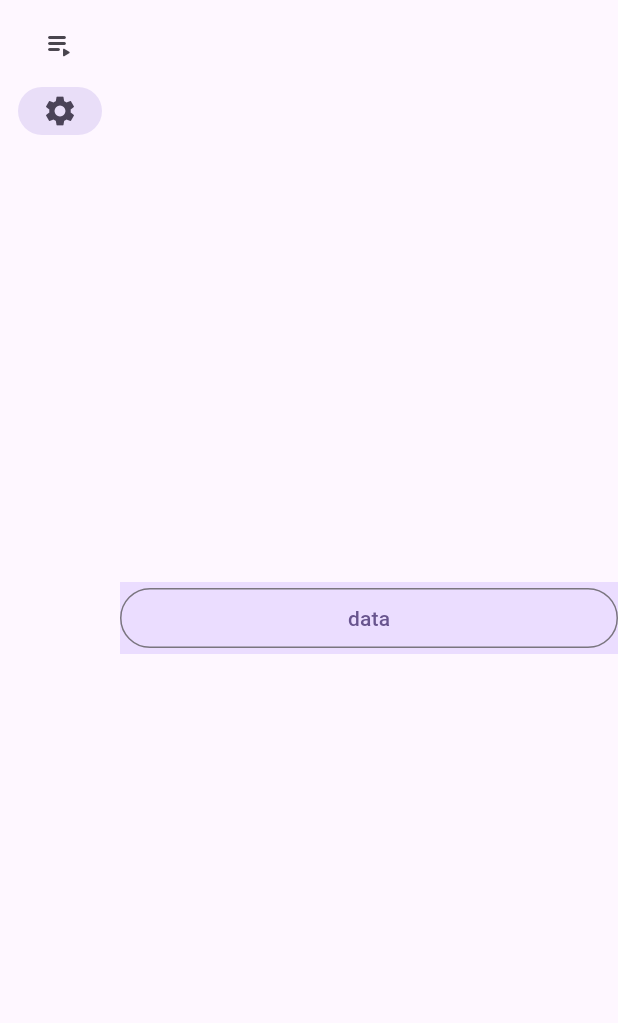
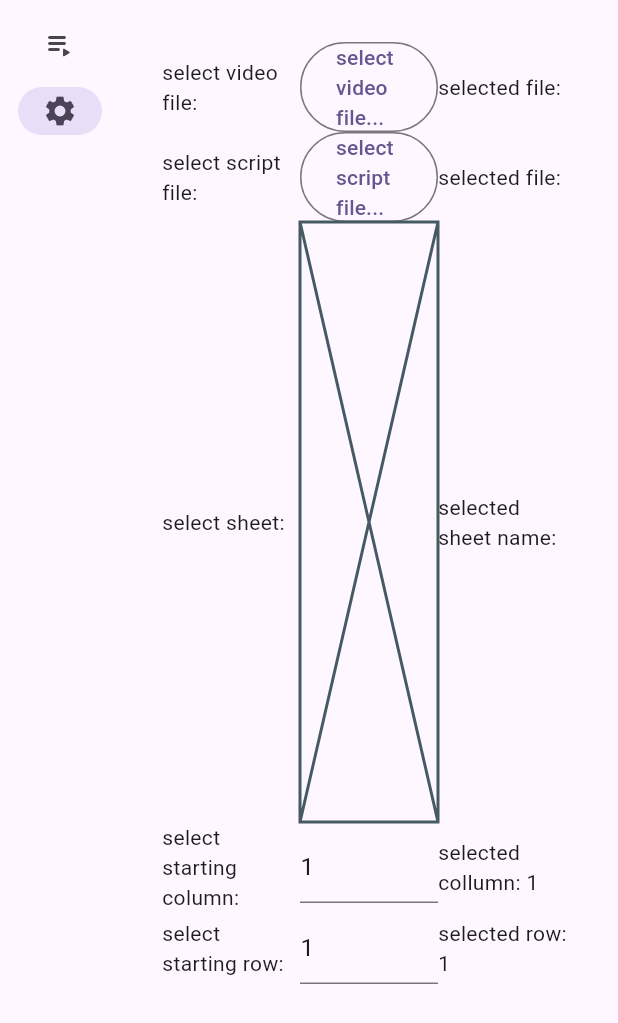
Before and after one commit to bartlomiejmajewicz/kaleido, a Flutter app: the MyHomePage screen opened directly, after a tap on "Favorites", on a phone screen of 412 x 824 dp. Shown: the top 1023 px of the screen. Run offline on Flutter 3.47's test engine with Material 3 defaults, Android fonts, the phone set to English and light mode, and no system bars; our stand-ins replace file_picker, numberpicker; missing offline and left inert: excel, media_kit, media_kit_video.

Commit message:
settings page in prog

```diff
--- a/lib/classes.dart
+++ b/lib/classes.dart
@@ -333,3 +333,14 @@ class ExcelFile extends SourceFile{
   }
 
 }
+
+
+
+
+class SettingsClass{
+  static int rowNumber = 1;
+  static int collNumber = 1;
+  static String sheetName = "";
+  static String VideoFilePath = "";
+  static String ScriptFilePath = "";
+}
--- a/lib/main.dart
+++ b/lib/main.dart
@@ -8,6 +8,8 @@ import 'package:flutter/services.dart';
 import 'package:media_kit/media_kit.dart';
 import 'package:media_kit_video/media_kit_video.dart';
 import 'package:script_editor/classes.dart';
+import 'package:script_editor/resizableWidget.dart';
+import 'package:numberpicker/numberpicker.dart';
 
 void main() {
   MediaKit.ensureInitialized();
@@ -26,11 +28,13 @@ class MyApp extends StatelessWidget {
         colorScheme: ColorScheme.fromSeed(seedColor: Colors.deepPurple),
         useMaterial3: true,
       ),
-      //home: MyHomePage(),
-      home: ScriptPage(title: "script editor"),
+      home: MyHomePage(),
+      //home: ScriptPage(title: "script editor"),
+      //home: SettingsPage()
     );
   }
 }
+
 
 class ScriptPage extends StatefulWidget {
   const ScriptPage({super.key, required this.title});
@@ -698,6 +702,126 @@ Future<void> _showPickerDialogCancelled(String whichFile) async {
 }
 
 
+
+class SettingsPage extends StatefulWidget {
+
+  @override
+  State<SettingsPage> createState() => _SettingsPageState();
+
+}
+
+class _SettingsPageState extends State<SettingsPage> {
+
+  @override
+  Widget build(BuildContext context) {
+    return Scaffold(
+      body: SizedBox(
+        //width: MediaQuery.sizeOf(context).width,
+        child: Padding(
+          padding: const EdgeInsets.all(28.0),
+          child: ListView(
+            children: [
+              Table(
+                defaultVerticalAlignment: TableCellVerticalAlignment.middle,
+                children: [
+                  TableRow(children: [
+                    const Text("select video file:"),
+                    OutlinedButton(onPressed: selectVideoFile, child: Text("select video file...")),
+                    SelectableText("selected file: ${SettingsClass.VideoFilePath}"),
+                  ]),
+                  TableRow(children: [
+                    const Text("select script file:"),
+                    OutlinedButton(onPressed: selectScriptFile, child: Text("select script file...")),
+                    SelectableText("selected file: ${SettingsClass.ScriptFilePath}"),
+                  ]),
+                    TableRow(children: [
+                    const Text("select sheet:"),
+                    Placeholder(),
+                    Text('selected sheet name: ${SettingsClass.sheetName}'),
+                  ]),
+                    TableRow(children: [
+                    const Text("select starting column: "),
+                    TextFormField(
+                      initialValue: "1",
+                      onChanged: (value) => setState((){SettingsClass.collNumber = (value!="") ? int.parse(value) : 1;}),
+                      inputFormatters: [TextInputFormatter.withFunction(numberValidityCheck)]
+                    ),
+                    Text('selected collumn: ${SettingsClass.collNumber}'),
+                  ]),
+                  TableRow(children: [
+                    const Text("select starting row: "),
+                    TextFormField(
+                      initialValue: "1",
+                      onChanged: (value) => setState((){SettingsClass.rowNumber = (value!="") ? int.parse(value) : 1;}),
+                      inputFormatters: [TextInputFormatter.withFunction(numberValidityCheck)]
+                    ),
+                    Text('selected row: ${SettingsClass.rowNumber}'),
+                  ]),
+                ],
+              ),
+            ],
+          ),
+        ),
+      ),
+    );
+  }
+
+
+  Future<void> selectVideoFile() async {
+    FilePickerResult? result = await FilePicker.platform.pickFiles(type: FileType.video);
+    if (result != null) {
+      SettingsClass.VideoFilePath = result.files.single.path!;
+      File file = File(result.files.single.path!);
+      setState(() {
+
+      });
+    } else {
+    // User canceled the picker
+    }
+  }
+
+
+  Future<void> selectScriptFile() async {
+    // select the excel file, list the sheets and save the excel file to the var
+    FilePickerResult? result = await FilePicker.platform.pickFiles(type: FileType.custom, allowedExtensions: ['xls', 'xlsx']);
+    if (result != null) {
+      SettingsClass.ScriptFilePath = result.files.single.path!;
+      // excelFile = File(result.files.single.path!);
+      // var bytes = await excelFile.readAsBytesSync();
+      // excel = await Excel.decodeBytes(bytes);
+      // _sheetSelectorActive = true;
+      // for (var table in excel.tables.keys) {
+      //   print(table); //sheet Name
+      //   sheetsList.add(table);
+      // }
+      //ExcelFile myExcelFile = ExcelFile(result.files.single.path!);
+      //scriptSourceFile = ExcelFile(result.files.single.path!);
+      //scriptSourceFile!.loadFile();
+      //sheetsList = scriptSourceFile!.sheetsList;
+      //excelFile = scriptSourceFile!.file_getter();
+
+
+      setState(() {
+
+      });
+    } else {
+    // User canceled the picker
+    }
+  }
+
+  TextEditingValue numberValidityCheck(TextEditingValue oldValue, TextEditingValue newValue) {
+    RegExp numberPattern = RegExp(r'^\d{0,2}$');
+    if (numberPattern.hasMatch(newValue.text)){
+      return newValue;
+    } else {
+      return oldValue;
+    }
+  }
+
+
+}
+
+
 // CLASSES FOR THE NAVIGATION
 
 class MyHomePage extends StatefulWidget {
@@ -715,9 +839,7 @@ class _MyHomePageState extends State<MyHomePage> {
       case 0:
         page = ScriptPage(title: "script editor");
       case 1:
-        page = OutlinedButton(onPressed: (){
-          _ScriptPageState.temporaryStr="123";
-        }, child: Text("data"));
+        page = SettingsPage();
       default:
         throw UnimplementedError('no widget for $selectedIndex');
     }
--- a/pubspec.yaml
+++ b/pubspec.yaml
@@ -33,6 +33,7 @@ dependencies:
   media_kit: ^1.1.11 # Primary package.
   media_kit_video: ^1.2.5 # For video rendering.
   media_kit_libs_video: ^1.0.5 # Native video dependencies.
+  numberpicker: ^2.1.2
   flutter:
     sdk: flutter
 
```
Also changed, not shown: lib/resizableWidget.dart (added, +158 -0 lines), pubspec.lock.
